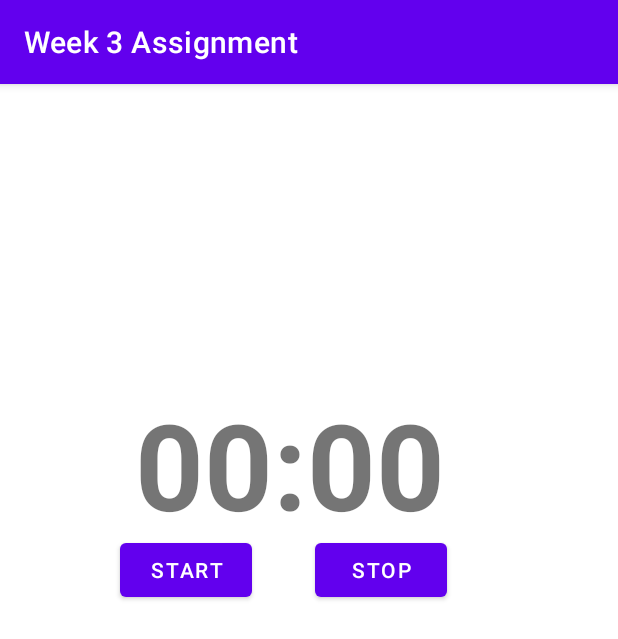
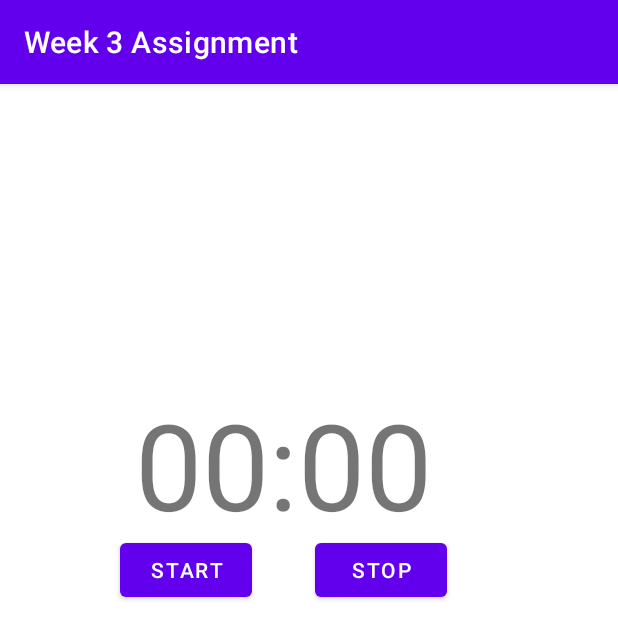
Before and after one commit to VishalAGoswami/My-First-Layout, an Android app: the screen it shows after launch (MainActivity), on a phone screen of 412 x 824 dp. Shown: the top 639 px of the screen. Run offline under Robolectric (Android 15) with nearby library versions, the phone set to English and light mode, and no system bars.

Commit message:
bold removed

```diff
--- a/app/src/main/res/layout/activity_main.xml
+++ b/app/src/main/res/layout/activity_main.xml
@@ -18,8 +18,7 @@
         android:layout_marginTop="200dp"
         android:text="00:00"
         android:typeface="normal"
-        android:textSize="80dp"
-        android:textStyle="bold"/>
+        android:textSize="80dp" />
 
 
     <Button
```
